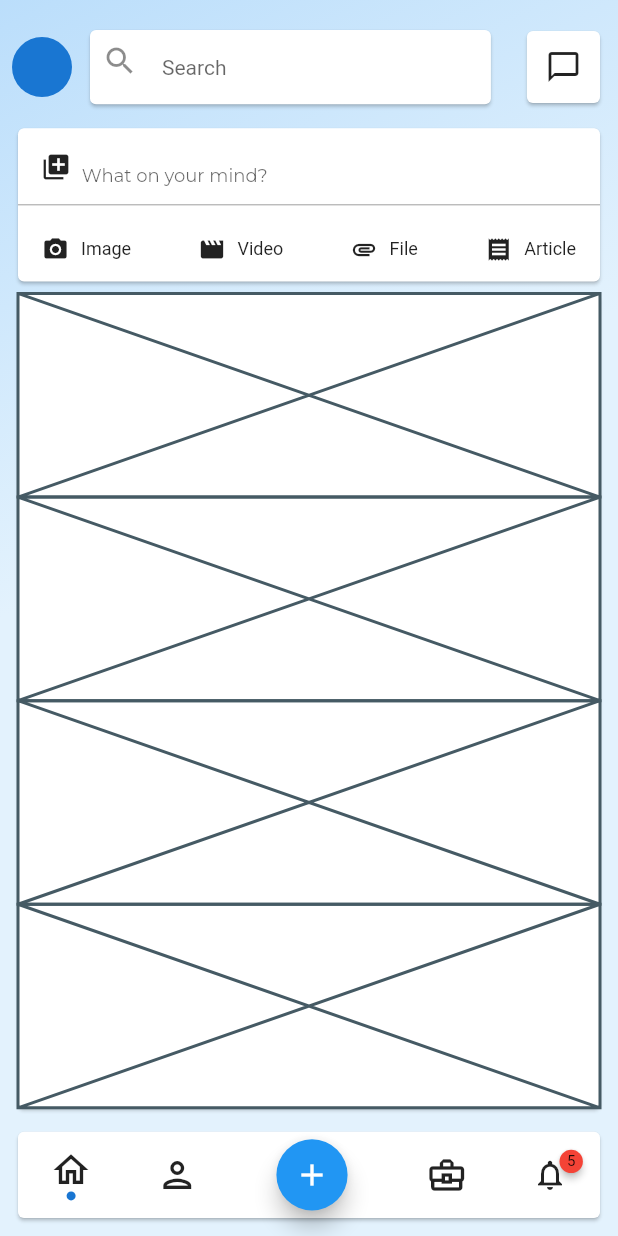
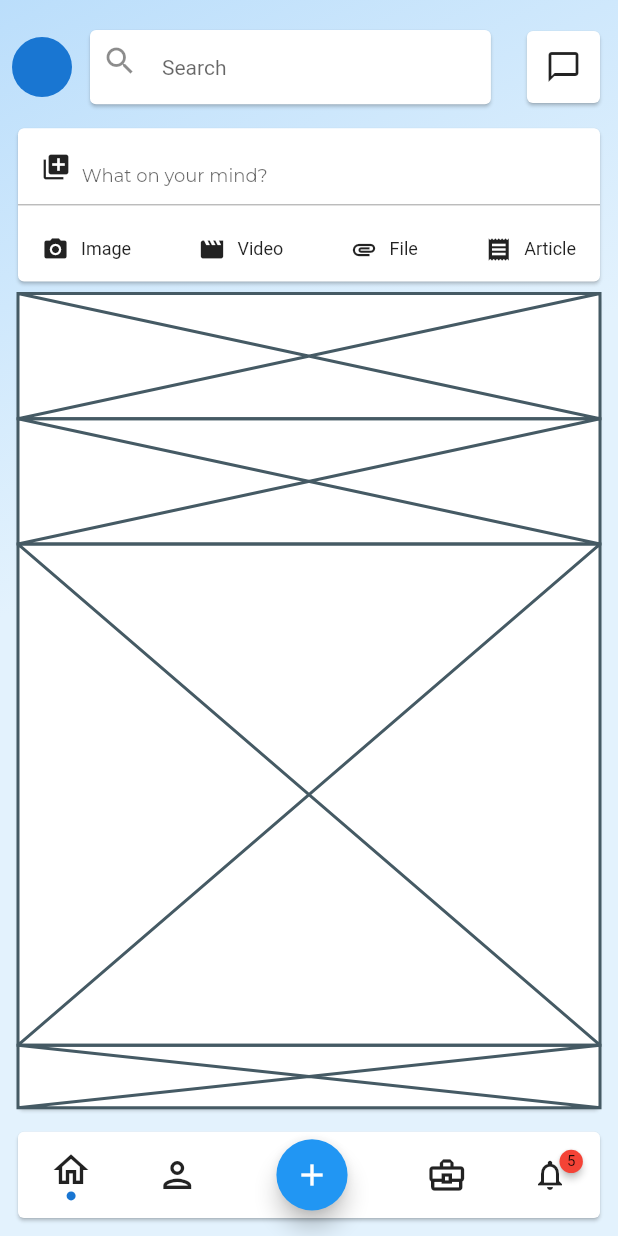
Before and after one commit to JAICHANGPARK/flutter_notebook_8th_story, a Flutter app: the screen it shows after launch, on a phone screen of 412 x 824 dp. Run offline on Flutter 3.47's test engine with Material 2 defaults, Android fonts, the phone set to English and light mode, and no system bars; drawn by our look-alikes of badges; our stand-ins replace flutter_hooks, google_fonts, hooks_riverpod, state_notifier.

Commit message:
Update linkedin_main_page.dart

```diff
--- a/lib/ep580_linkedin_app/linkedin_main_page.dart
+++ b/lib/ep580_linkedin_app/linkedin_main_page.dart
@@ -164,15 +164,19 @@ class _LinkedinMainPageState extends State<LinkedinMainPage> {
                     child: Column(
                       children: [
                         Expanded(
+                          flex: 2,
                           child: Placeholder(),
                         ),
                         Expanded(
+                          flex: 2,
                           child: Placeholder(),
                         ),
                         Expanded(
+                          flex: 8,
                           child: Placeholder(),
                         ),
                         Expanded(
+                          flex: 1,
                           child: Placeholder(),
                         ),
                       ],
```
